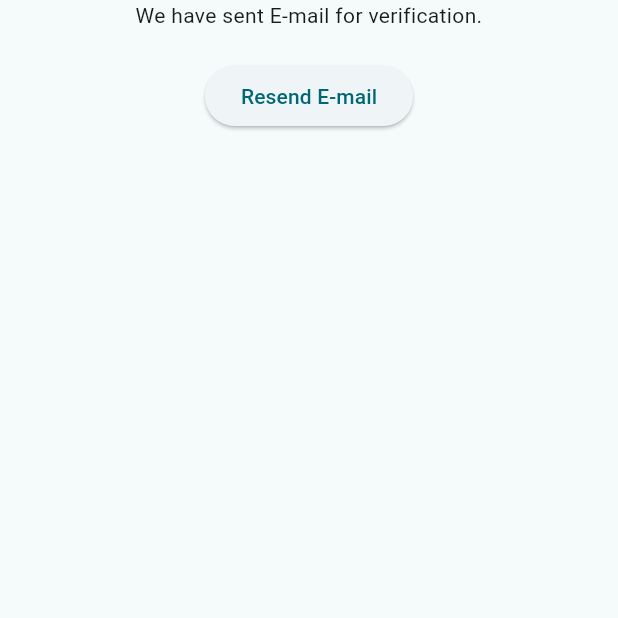
After one commit to SrihariSeenivasan/sign, a Flutter app: the VerificationScreen screen opened directly, after a tap on "Resend E-mail", on a phone screen of 412 x 824 dp, the top half of it. The commit adds this screen. Run offline on Flutter 3.47's test engine with Material 3 defaults, Android fonts, the phone set to English and light mode, and no system bars; our stand-ins replace firebase_auth, firebase_core, google_sign_in; accounts and stored records are empty; network calls fail.

Commit message:
E-mail verification added

```diff
--- a/lib/auth/auth.dart
+++ b/lib/auth/auth.dart
@@ -3,6 +3,13 @@ import 'package:google_sign_in/google_sign_in.dart';
 
 class AuthService {
   final _auth = FirebaseAuth.instance;
+  Future<void> sendEmailVerificationLink() async {
+    try {
+      await _auth.currentUser?.sendEmailVerification();
+    } catch (e) {
+      print(e.toString());
+    }
+  }
 
   Future<UserCredential?> loginWithGoogle() async {
     try {
--- /dev/null
+++ b/lib/auth/verification.dart
@@ -0,0 +1,57 @@
+import 'dart:async';
+
+import 'package:firebase_auth/firebase_auth.dart';
+import 'package:flutter/material.dart';
+import 'package:sign/auth/auth.dart';
+
+class VerificationScreen extends StatefulWidget {
+  const VerificationScreen({super.key});
+
+  @override
+  State<VerificationScreen> createState() => _VerificationScreenState();
+}
+
+class _VerificationScreenState extends State<VerificationScreen> {
+  final _auth = AuthService();
+  late Timer timer;
+  @override
+  void initState() {
+    super.initState();
+    _auth.sendEmailVerificationLink();
+    timer = Timer.periodic(Duration(seconds: 5), (timer) {
+      FirebaseAuth.instance.currentUser?.reload();
+      if (FirebaseAuth.instance.currentUser?.emailVerified == true) {
+        timer.cancel();
+        Navigator.pushReplacement(
+            context, MaterialPageRoute(builder: (context) => Wrap()));
+      }
+    });
+  }
+
+  @override
+  Widget build(BuildContext context) {
+    return SafeArea(
+        child: Scaffold(
+      body: Align(
+        alignment: Alignment.center,
+        child: Padding(
+          padding: EdgeInsets.symmetric(horizontal: 20),
+          child: Column(
+            children: [
+              Text("We have sent E-mail for verification.",
+                  textAlign: TextAlign.center),
+              SizedBox(
+                height: 20,
+              ),
+              ElevatedButton(
+                  onPressed: () async {
+                    _auth.sendEmailVerificationLink();
+                  },
+                  child: Text("Resend E-mail"))
+            ],
+          ),
+        ),
+      ),
+    ));
+  }
+}
--- a/lib/wrapper.dart
+++ b/lib/wrapper.dart
@@ -24,7 +24,10 @@ class Wrapper extends StatelessWidget {
             if (snapshot.data == null) {
               return const LoginPage();
             } else {
-              return const Home();
+              if (snapshot.data?.emailVerified == true) {
+                return Home();
+              }
+              return Home();
             }
           }
         },
```
